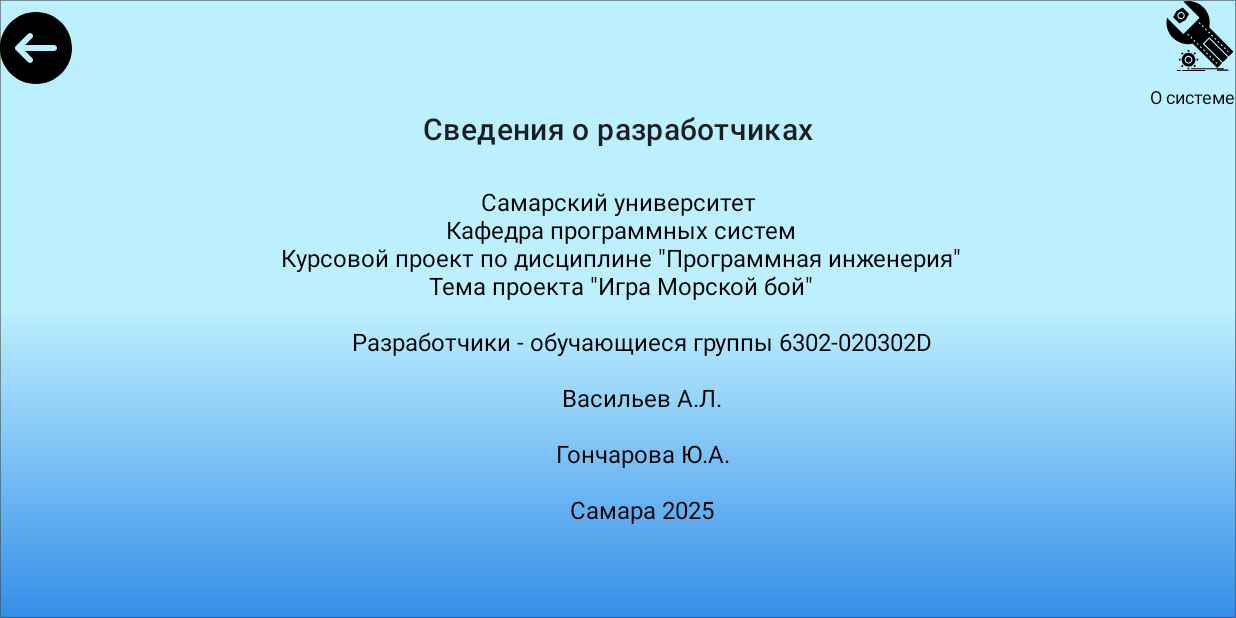
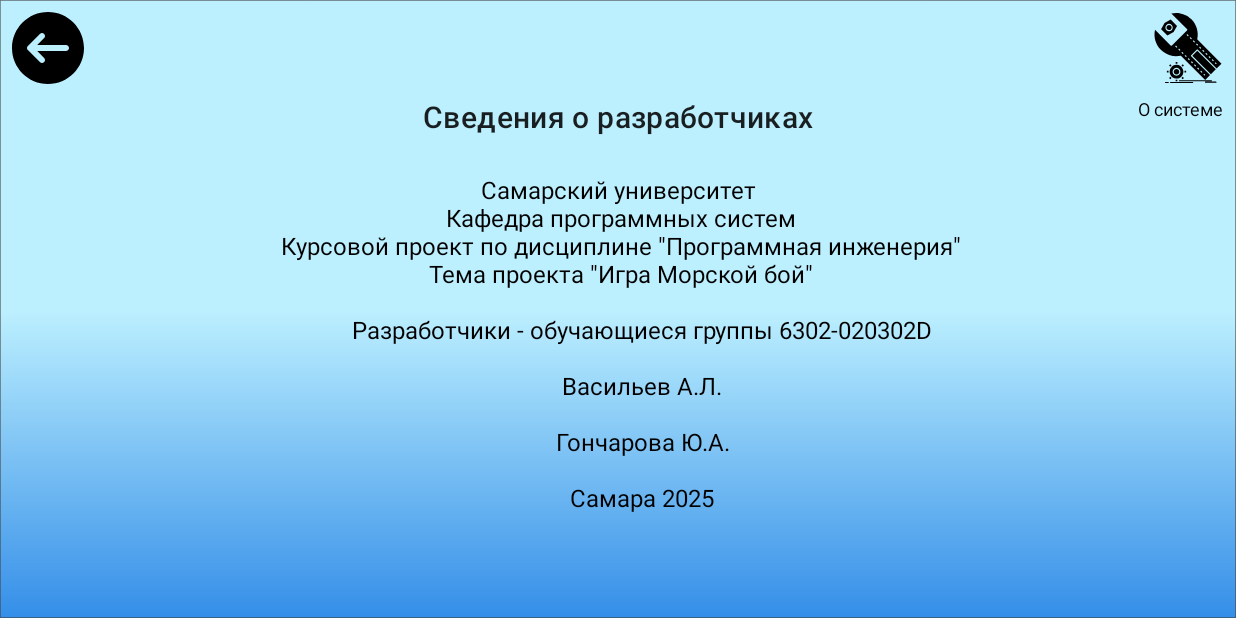
Before and after one commit to Light-Legion/Battleship, an Android app: the HelpActivity screen opened directly, with no data from a screen before it, on a phone screen of 824 x 412 dp (held sideways). Run offline under Robolectric (Android 15) with nearby library versions, the light colour scheme and no system bars.

Commit message:
refactor: улучшен визуал

```diff
--- a/app/src/main/res/layout/activity_help.xml
+++ b/app/src/main/res/layout/activity_help.xml
@@ -10,14 +10,11 @@
     android:background="@drawable/bg_help_screen"
     tools:context=".presentation.help.HelpActivity">
 
-    <!-- Кнопка «О системе» -->
-
-    <!-- Заголовок -->
-
     <ImageButton
         android:id="@+id/btnSystemInfo"
         android:layout_width="48dp"
         android:layout_height="48dp"
+        android:layout_margin="8dp"
         android:background="?attr/selectableItemBackgroundBorderless"
         android:contentDescription="@string/about_system"
         android:src="@drawable/ic_btn_system"
@@ -29,14 +26,13 @@
         android:id="@+id/tvHelpTitle"
         android:layout_width="wrap_content"
         android:layout_height="wrap_content"
+        android:layout_marginTop="64dp"
         android:text="@string/txt_help_title"
         android:textAppearance="?attr/textAppearanceHeadline6"
-        app:layout_constraintTop_toBottomOf="@id/btnSystemInfo"
+        app:layout_constraintEnd_toEndOf="parent"
         app:layout_constraintStart_toStartOf="parent"
-        app:layout_constraintEnd_toEndOf="parent"
-        android:layout_marginTop="24dp"/>
+        app:layout_constraintTop_toTopOf="parent" />
 
-    <!-- Прокручиваемый блок с основным текстом справки -->
     <ScrollView
         android:id="@+id/scrollHelp"
         android:layout_width="0dp"
@@ -59,13 +55,11 @@
             android:padding="8dp"/>
     </ScrollView>
 
-    <!-- Контейнер WebView -->
-
     <TextView
         android:id="@+id/textSystemBtn"
         android:layout_width="wrap_content"
         android:layout_height="wrap_content"
-        android:layout_marginTop="8dp"
+        android:layout_margin="8dp"
         android:text="@string/about_system"
         android:textColor="@android:color/black"
         android:textSize="12sp"
@@ -94,25 +88,24 @@
             android:layout_gravity="center"
             android:visibility="gone" />
 
-        <!-- Кнопка «Обновить» для перезагрузки страницы -->
         <ImageButton
             android:id="@+id/btnRefresh"
             android:layout_width="48dp"
             android:layout_height="48dp"
+            android:layout_margin="8dp"
             android:layout_gravity="top|end"
             android:src="@drawable/ic_btn_refresh"
             android:background="?attr/selectableItemBackgroundBorderless"
             android:contentDescription="@string/refresh"
-            android:tooltipText="@string/refresh"/>
+            android:tooltipText="@string/refresh"
+            app:tint="@android:color/white" />
     </FrameLayout>
-
-    <!-- Кнопка «Назад» -->
 
     <ImageButton
         android:id="@+id/btnBack"
         android:layout_width="48dp"
         android:layout_height="48dp"
-        android:layout_marginTop="8dp"
+        android:layout_margin="8dp"
         android:background="?attr/selectableItemBackgroundBorderless"
         android:contentDescription="@string/back"
         android:src="@drawable/ic_btn_back"
```
Also changed, not shown: 1 other file.
